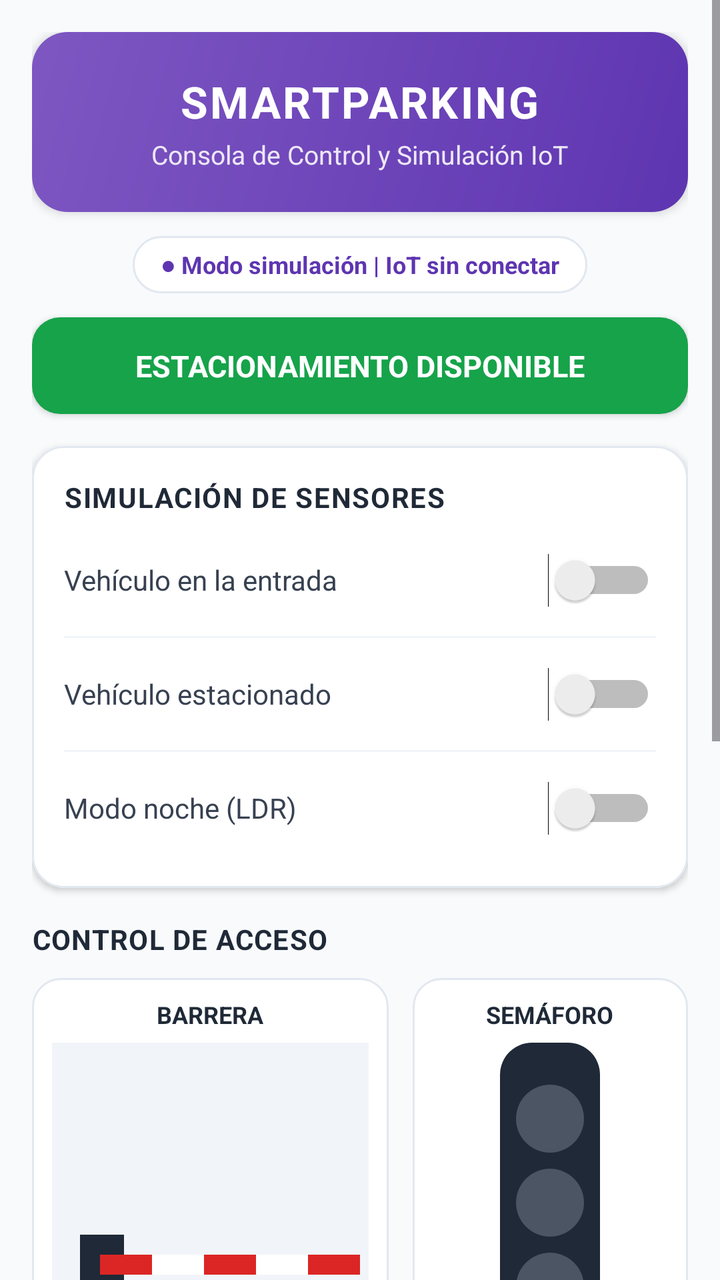
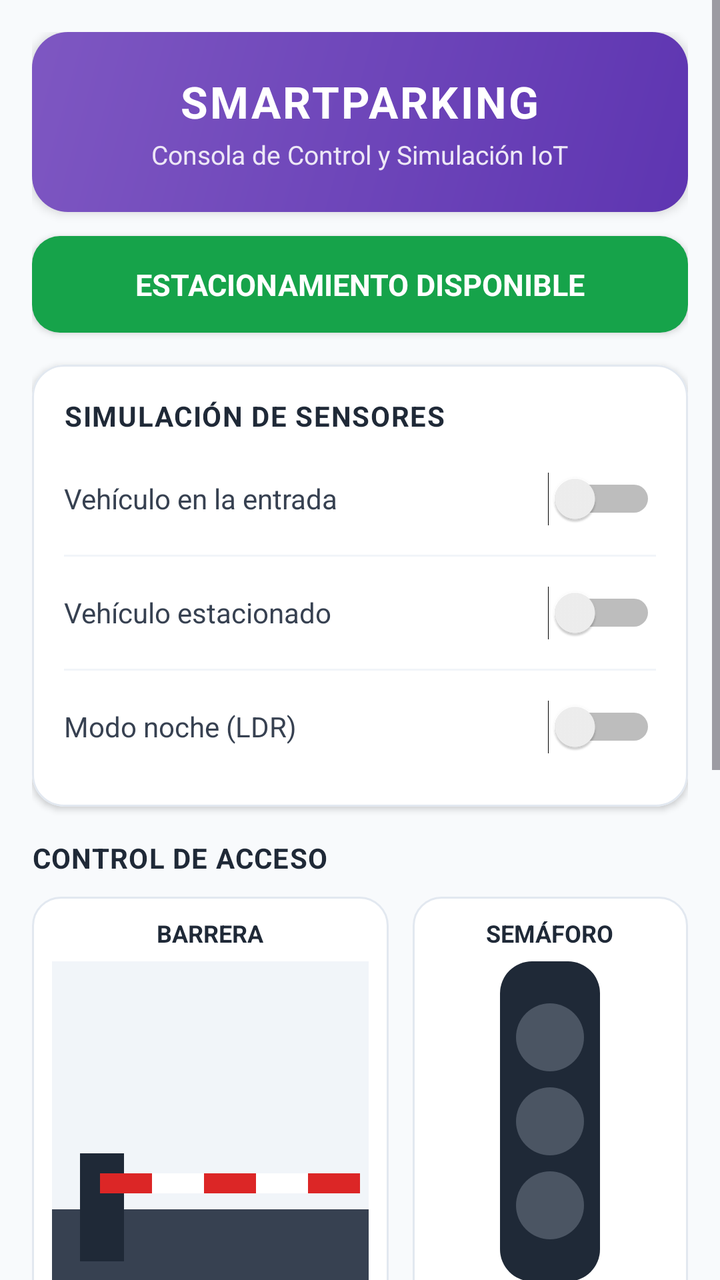

An Android layout rendered at two revisions. The XML below is the earlier revision; the diff shows what the commit changed to produce the second picture.
<!-- AndroidManifest.xml: application theme Theme.SmartParking -->
<!-- res/layout/activity_main.xml -->
<?xml version="1.0" encoding="utf-8"?>
<ScrollView
    xmlns:android="http://schemas.android.com/apk/res/android"
    xmlns:app="http://schemas.android.com/apk/res-auto"
    android:layout_width="match_parent"
    android:layout_height="match_parent"
    android:fillViewport="true"
    android:background="#F8FAFC">

    <LinearLayout
        android:layout_width="match_parent"
        android:layout_height="wrap_content"
        android:orientation="vertical"
        android:padding="16dp">

        
        <LinearLayout
            android:layout_width="match_parent"
            android:layout_height="wrap_content"
            android:orientation="vertical"
            android:gravity="center"
            android:padding="20dp"
            android:background="@drawable/bg_header"
            android:elevation="3dp"
            android:layout_marginBottom="12dp">

            <TextView
                android:layout_width="wrap_content"
                android:layout_height="wrap_content"
                android:text="SMARTPARKING"
                android:textColor="#FFFFFF"
                android:textSize="22sp"
                android:letterSpacing="0.05"
                android:textStyle="bold" />

            <TextView
                android:layout_width="wrap_content"
                android:layout_height="wrap_content"
                android:text="Consola de Control y Simulación IoT"
                android:textColor="#EDE7F6"
                android:textSize="13sp"
                android:gravity="center"
                android:layout_marginTop="3dp" />
        </LinearLayout>

        
        <TextView
            android:id="@+id/txtConexion"
            android:layout_width="wrap_content"
            android:layout_height="wrap_content"
            android:layout_gravity="center_horizontal"
            android:text="● Modo simulación | IoT sin conectar"
            android:textColor="#5E35B1"
            android:textSize="12sp"
            android:textStyle="bold"
            android:gravity="center"
            android:paddingHorizontal="14dp"
            android:paddingVertical="6dp"
            android:background="@drawable/bg_card"
            android:layout_marginBottom="12dp" />

        
        <com.google.android.material.card.MaterialCardView
            android:layout_width="match_parent"
            android:layout_height="wrap_content"
            app:cardCornerRadius="14dp"
            app:cardElevation="2dp"
            app:strokeWidth="0dp"
            android:layout_marginBottom="16dp">

            <TextView
                android:id="@+id/txtEstado"
                android:layout_width="match_parent"
                android:layout_height="wrap_content"
                android:text="ESTACIONAMIENTO DISPONIBLE"
                android:textColor="#FFFFFF"
                android:textSize="15sp"
                android:textStyle="bold"
                android:gravity="center"
                android:paddingVertical="14dp"
                android:background="#16A34A" />
        </com.google.android.material.card.MaterialCardView>

        
        <com.google.android.material.card.MaterialCardView
            android:layout_width="match_parent"
            android:layout_height="wrap_content"
            app:cardCornerRadius="16dp"
            app:cardElevation="2dp"
            app:strokeWidth="1dp"
            app:strokeColor="#E2E8F0"
            app:cardBackgroundColor="#FFFFFF"
            android:layout_marginBottom="16dp">

            <LinearLayout
                android:layout_width="match_parent"
                android:layout_height="wrap_content"
                android:orientation="vertical"
                android:padding="16dp">

                <TextView
                    android:layout_width="match_parent"
                    android:layout_height="wrap_content"
                    android:text="SIMULACIÓN DE SENSORES"
                    android:textColor="#1F2937"
                    android:textSize="14sp"
                    android:textStyle="bold"
                    android:letterSpacing="0.04"
                    android:layout_marginBottom="8dp" />

                <Switch
                    android:id="@+id/switchEntrada"
                    android:layout_width="match_parent"
                    android:layout_height="wrap_content"
                    android:text="Vehículo en la entrada"
                    android:textColor="#374151"
                    android:minHeight="48dp" />

                <View
                    android:layout_width="match_parent"
                    android:layout_height="1dp"
                    android:background="#F1F5F9"
                    android:layout_marginVertical="4dp" />

                <Switch
                    android:id="@+id/switchEstacionamiento"
                    android:layout_width="match_parent"
                    android:layout_height="wrap_content"
                    android:text="Vehículo estacionado"
                    android:textColor="#374151"
                    android:minHeight="48dp" />

                <View
                    android:layout_width="match_parent"
                    android:layout_height="1dp"
                    android:background="#F1F5F9"
                    android:layout_marginVertical="4dp" />

                <Switch
                    android:id="@+id/switchNoche"
                    android:layout_width="match_parent"
                    android:layout_height="wrap_content"
                    android:text="Modo noche (LDR)"
                    android:textColor="#374151"
                    android:minHeight="48dp" />
            </LinearLayout>
        </com.google.android.material.card.MaterialCardView>

        
        <TextView
            android:layout_width="match_parent"
            android:layout_height="wrap_content"
            android:text="CONTROL DE ACCESO"
            android:textColor="#1F2937"
            android:textSize="14sp"
            android:textStyle="bold"
            android:letterSpacing="0.03"
            android:layout_marginBottom="10dp" />

        <LinearLayout
            android:layout_width="match_parent"
            android:layout_height="wrap_content"
            android:orientation="horizontal"
            android:gravity="top"
            android:layout_marginBottom="16dp">

            
            <LinearLayout
                android:layout_width="0dp"
                android:layout_height="wrap_content"
                android:layout_weight="1.3"
                android:orientation="vertical"
                android:gravity="center"
                android:padding="10dp"
                android:background="@drawable/bg_card"
                android:layout_marginEnd="6dp">

                <TextView
                    android:layout_width="wrap_content"
                    android:layout_height="wrap_content"
                    android:text="BARRERA"
                    android:textColor="#1F2937"
                    android:textSize="12sp"
                    android:textStyle="bold"
                    android:layout_marginBottom="6dp" />

                <FrameLayout
                    android:layout_width="match_parent"
                    android:layout_height="160dp"
                    android:background="#F1F5F9"
                    android:clipChildren="false"
                    android:clipToPadding="false">

                    
                    <View
                        android:layout_width="match_parent"
                        android:layout_height="36dp"
                        android:layout_gravity="bottom"
                        android:background="#374151" />

                    
                    <View
                        android:layout_width="22dp"
                        android:layout_height="54dp"
                        android:layout_gravity="bottom|start"
                        android:layout_marginStart="14dp"
                        android:layout_marginBottom="10dp"
                        android:background="#1F2937" />

                    
                    <LinearLayout
                        android:id="@+id/brazoBarrera"
                        android:layout_width="130dp"
                        android:layout_height="10dp"
                        android:layout_gravity="bottom|start"
                        android:layout_marginStart="24dp"
                        android:layout_marginBottom="44dp"
                        android:orientation="horizontal"
                        android:background="#FFFFFF"
                        android:transformPivotX="0dp"
                        android:transformPivotY="5dp">

                        <View android:layout_width="26dp" android:layout_height="match_parent" android:background="#DC2626" />
                        <View android:layout_width="26dp" android:layout_height="match_parent" android:background="#FFFFFF" />
                        <View android:layout_width="26dp" android:layout_height="match_parent" android:background="#DC2626" />
                        <View android:layout_width="26dp" android:layout_height="match_parent" android:background="#FFFFFF" />
                        <View android:layout_width="26dp" android:layout_height="match_parent" android:background="#DC2626" />
                    </LinearLayout>
                </FrameLayout>

                <TextView
                    android:id="@+id/txtEstadoBarreraVisual"
                    android:layout_width="match_parent"
                    android:layout_height="wrap_content"
                    android:text="Barrera cerrada"
                    android:textColor="#6B7280"
                    android:textSize="11sp"
                    android:gravity="center"
                    android:layout_marginTop="8dp" />
            </LinearLayout>

            
            <LinearLayout
                android:layout_width="0dp"
                android:layout_height="wrap_content"
                android:layout_weight="1"
                android:orientation="vertical"
                android:gravity="center"
                android:padding="10dp"
                android:background="@drawable/bg_card"
                android:layout_marginStart="6dp">

                <TextView
                    android:layout_width="wrap_content"
                    android:layout_height="wrap_content"
                    android:text="SEMÁFORO"
                    android:textColor="#1F2937"
                    android:textSize="12sp"
                    android:textStyle="bold"
                    android:layout_marginBottom="6dp" />

                <LinearLayout
                    android:layout_width="wrap_content"
                    android:layout_height="160dp"
                    android:orientation="vertical"
                    android:gravity="center"
                    android:padding="8dp"
                    android:background="@drawable/bg_semaforo">

                    <View
                        android:id="@+id/luzRoja"
                        android:layout_width="34dp"
                        android:layout_height="34dp"
                        android:background="@drawable/bg_luz_semaforo"
                        android:layout_marginBottom="8dp" />

                    <View
                        android:id="@+id/luzAmarilla"
                        android:layout_width="34dp"
                        android:layout_height="34dp"
                        android:background="@drawable/bg_luz_semaforo"
                        android:layout_marginBottom="8dp" />

                    <View
                        android:id="@+id/luzVerde"
                        android:layout_width="34dp"
                        android:layout_height="34dp"
                        android:background="@drawable/bg_luz_semaforo" />
                </LinearLayout>

                <TextView
                    android:id="@+id/txtSemaforo"
                    android:layout_width="match_parent"
                    android:layout_height="wrap_content"
                    android:text="Semáforo: Verde"
                    android:textColor="#6B7280"
                    android:textSize="11sp"
                    android:gravity="center"
                    android:layout_marginTop="8dp" />
            </LinearLayout>
        </LinearLayout>

        
        <TextView
            android:layout_width="match_parent"
            android:layout_height="wrap_content"
            android:text="MONITOREO DEL SISTEMA"
            android:textColor="#1F2937"
            android:textSize="14sp"
            android:textStyle="bold"
            android:letterSpacing="0.03"
            android:layout_marginBottom="10dp" />

        <LinearLayout
            android:layout_width="match_parent"
            android:layout_height="wrap_content"
            android:orientation="horizontal"
            android:weightSum="2"
            android:layout_marginBottom="8dp">

            <TextView
                android:id="@+id/txtEntrada"
                android:layout_width="0dp"
                android:layout_height="match_parent"
                android:layout_weight="1"
                android:text="Sensor entrada:\nSin vehículo"
                android:textColor="#374151"
                android:textSize="12sp"
                android:gravity="center"
                android:padding="12dp"
                android:layout_marginEnd="4dp"
                android:background="@drawable/bg_card" />

            <TextView
                android:id="@+id/txtEstacionamiento"
                android:layout_width="0dp"
                android:layout_height="match_parent"
                android:layout_weight="1"
                android:text="Sensor plaza:\nLibre"
                android:textColor="#374151"
                android:textSize="12sp"
                android:gravity="center"
                android:padding="12dp"
                android:layout_marginStart="4dp"
                android:background="@drawable/bg_card" />
        </LinearLayout>

        <LinearLayout
            android:layout_width="match_parent"
            android:layout_height="wrap_content"
            android:orientation="horizontal"
            android:weightSum="2"
            android:layout_marginBottom="8dp">

            <TextView
                android:id="@+id/txtBarrera"
                android:layout_width="0dp"
                android:layout_height="match_parent"
                android:layout_weight="1"
                android:text="Barrera:\nCerrada (0°)"
                android:textColor="#374151"
                android:textSize="12sp"
                android:gravity="center"
                android:padding="12dp"
                android:layout_marginEnd="4dp"
                android:background="@drawable/bg_card" />

            <TextView
                android:id="@+id/txtLuz"
                android:layout_width="0dp"
                android:layout_height="match_parent"
                android:layout_weight="1"
                android:text="Luminosidad:\nDía"
                android:textColor="#374151"
                android:textSize="12sp"
                android:gravity="center"
                android:padding="12dp"
                android:layout_marginStart="4dp"
                android:background="@drawable/bg_card" />
        </LinearLayout>

        <TextView
            android:id="@+id/txtIluminacion"
            android:layout_width="match_parent"
            android:layout_height="wrap_content"
            android:text="LED entrada: Apagado"
            android:textColor="#374151"
            android:textSize="12sp"
            android:gravity="center"
            android:padding="12dp"
            android:background="@drawable/bg_card"
            android:layout_marginBottom="16dp" />

        
        <com.google.android.material.button.MaterialButton
            android:id="@+id/btnReiniciar"
            style="@style/Widget.Material3.Button.OutlinedButton"
            android:layout_width="match_parent"
            android:layout_height="50dp"
            android:text="REINICIAR SIMULACIÓN"
            android:textColor="#5E35B1"
            android:textSize="13sp"
            android:textStyle="bold"
            app:cornerRadius="12dp"
            app:strokeColor="#5E35B1"
            app:strokeWidth="1.2dp"
            android:layout_marginBottom="10dp" />

        <com.google.android.material.button.MaterialButton
            android:id="@+id/btnCerrarSesion"
            android:layout_width="match_parent"
            android:layout_height="50dp"
            android:text="CERRAR SESIÓN"
            android:textColor="#FFFFFF"
            android:textSize="13sp"
            android:textStyle="bold"
            app:cornerRadius="12dp"
            android:backgroundTint="#5E35B1"
            android:layout_marginBottom="12dp" />

        <TextView
            android:layout_width="match_parent"
            android:layout_height="wrap_content"
            android:text="SmartParking | Prototipo IoT"
            android:textColor="#9CA3AF"
            android:textSize="11sp"
            android:gravity="center"
            android:padding="6dp" />
    </LinearLayout>
</ScrollView>
<!-- resources referenced by this layout -->
<resources>
  <!-- drawable bg_card (drawable) -->
  <?xml version="1.0" encoding="utf-8"?>
  <shape xmlns:android="http://schemas.android.com/apk/res/android"
      android:shape="rectangle">
      <solid android:color="#FFFFFF" />
      <stroke
          android:width="1dp"
          android:color="#E2E8F0" />
      <corners android:radius="14dp" />
  </shape>
  <!-- drawable bg_header (drawable) -->
  <?xml version="1.0" encoding="utf-8"?>
  <shape xmlns:android="http://schemas.android.com/apk/res/android"
      android:shape="rectangle">
      <gradient
          android:angle="135"
          android:startColor="#5E35B1"
          android:endColor="#7E57C2"
          android:type="linear" />
      <corners android:radius="18dp" />
  </shape>
  <!-- drawable bg_luz_semaforo (drawable) -->
  <?xml version="1.0" encoding="utf-8"?>
  <shape xmlns:android="http://schemas.android.com/apk/res/android"
      android:shape="oval">
  
      <solid android:color="#4B5563"/>
  
      <size
          android:width="42dp"
          android:height="42dp"/>
  
  </shape>
  <!-- drawable bg_semaforo (drawable) -->
  <?xml version="1.0" encoding="utf-8"?>
  <shape xmlns:android="http://schemas.android.com/apk/res/android"
      android:shape="rectangle">
  
      <solid android:color="#1F2937"/>
  
      <corners android:radius="16dp"/>
  
  </shape>
  <style name="Theme.SmartParking" parent="Base.Theme.SmartParking" />
  <style name="Base.Theme.SmartParking" parent="Theme.Material3.DayNight.NoActionBar">
          
          
      </style>
</resources>

<!-- the commit's change to res/layout/activity_main.xml (unified diff, before → after) -->
@@ -43,21 +43,6 @@
                 android:layout_marginTop="3dp" />
         </LinearLayout>
 
-        
-        <TextView
-            android:id="@+id/txtConexion"
-            android:layout_width="wrap_content"
-            android:layout_height="wrap_content"
-            android:layout_gravity="center_horizontal"
-            android:text="● Modo simulación | IoT sin conectar"
-            android:textColor="#5E35B1"
-            android:textSize="12sp"
-            android:textStyle="bold"
-            android:gravity="center"
-            android:paddingHorizontal="14dp"
-            android:paddingVertical="6dp"
-            android:background="@drawable/bg_card"
-            android:layout_marginBottom="12dp" />
 
         
         <com.google.android.material.card.MaterialCardView
